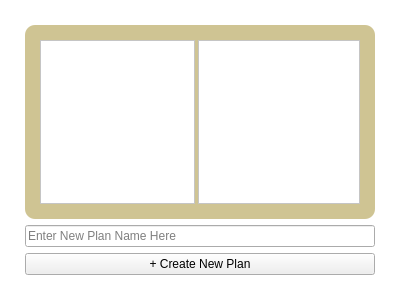
Above: viewplanform.ui from RyanLewis155/College-Portal-Project before the change. Below: the same form after it.
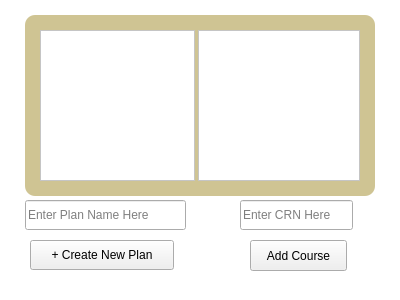
That is the form after the change.

Commit message: added enterPlanItem and confirmations

```diff
--- a/viewplanform.ui
+++ b/viewplanform.ui
@@ -19,21 +19,21 @@
 	border-radius: 25px;
 }</string>
   </property>
-  <layout class="QGridLayout" name="gridLayout">
-   <property name="leftMargin">
-    <number>25</number>
-   </property>
-   <property name="topMargin">
-    <number>25</number>
-   </property>
-   <property name="rightMargin">
-    <number>25</number>
-   </property>
-   <property name="bottomMargin">
-    <number>25</number>
-   </property>
-   <item row="0" column="0">
     <widget class="QFrame" name="frame_ViewPlanForm">
+   <property name="geometry">
+    <rect>
+     <x>25</x>
+     <y>15</y>
+     <width>350</width>
+     <height>181</height>
+    </rect>
+   </property>
+   <property name="sizePolicy">
+    <sizepolicy hsizetype="Expanding" vsizetype="Expanding">
+     <horstretch>0</horstretch>
+     <verstretch>0</verstretch>
+    </sizepolicy>
+   </property>
      <property name="styleSheet">
       <string notr="true">QFrame#frame_ViewPlanForm {
 	background-color: #CFC493;
@@ -90,27 +90,86 @@
       </item>
      </layout>
     </widget>
-   </item>
-   <item row="2" column="0">
+  <widget class="QLineEdit" name="lineEdit_NewPlanName">
+   <property name="geometry">
+    <rect>
+     <x>25</x>
+     <y>200</y>
+     <width>161</width>
+     <height>30</height>
+    </rect>
+   </property>
+   <property name="sizePolicy">
+    <sizepolicy hsizetype="Preferred" vsizetype="Expanding">
+     <horstretch>0</horstretch>
+     <verstretch>0</verstretch>
+    </sizepolicy>
+   </property>
+   <property name="styleSheet">
+    <string notr="true">QLineEdit {
+    color: black;
+}</string>
+   </property>
+   <property name="placeholderText">
+    <string>Enter Plan Name Here</string>
+   </property>
+  </widget>
     <widget class="QPushButton" name="pushButton_AddPlan">
+   <property name="geometry">
+    <rect>
+     <x>30</x>
+     <y>240</y>
+     <width>144</width>
+     <height>30</height>
+    </rect>
+   </property>
+   <property name="sizePolicy">
+    <sizepolicy hsizetype="Maximum" vsizetype="Minimum">
+     <horstretch>0</horstretch>
+     <verstretch>0</verstretch>
+    </sizepolicy>
+   </property>
      <property name="text">
       <string>+ Create New Plan</string>
      </property>
     </widget>
-   </item>
-   <item row="1" column="0">
-    <widget class="QLineEdit" name="lineEdit_NewPlanName">
+  <widget class="QPushButton" name="pushButton_AddPlanItem">
+   <property name="geometry">
+    <rect>
+     <x>250</x>
+     <y>240</y>
+     <width>97</width>
+     <height>31</height>
+    </rect>
+   </property>
+   <property name="sizePolicy">
+    <sizepolicy hsizetype="Maximum" vsizetype="Maximum">
+     <horstretch>0</horstretch>
+     <verstretch>0</verstretch>
+    </sizepolicy>
+   </property>
+   <property name="text">
+    <string>Add Course</string>
+   </property>
+  </widget>
+  <widget class="QLineEdit" name="lineEdit_CourseToAdd">
+   <property name="geometry">
+    <rect>
+     <x>240</x>
+     <y>200</y>
+     <width>113</width>
+     <height>30</height>
+    </rect>
+   </property>
      <property name="styleSheet">
       <string notr="true">QLineEdit {
     color: black;
 }</string>
      </property>
      <property name="placeholderText">
-      <string>Enter New Plan Name Here</string>
-     </property>
-    </widget>
-   </item>
-  </layout>
+    <string>Enter CRN Here</string>
+   </property>
+  </widget>
  </widget>
  <resources/>
  <connections/>
```
Lines whose indentation alone changed are shown as unchanged. The commit also changes 2 other files.
